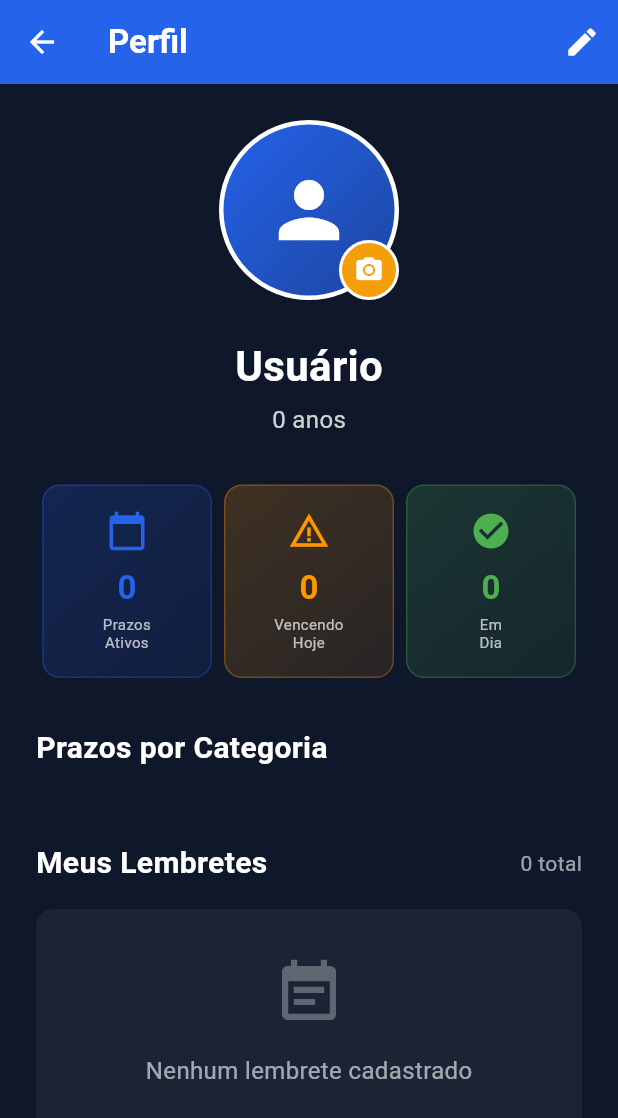
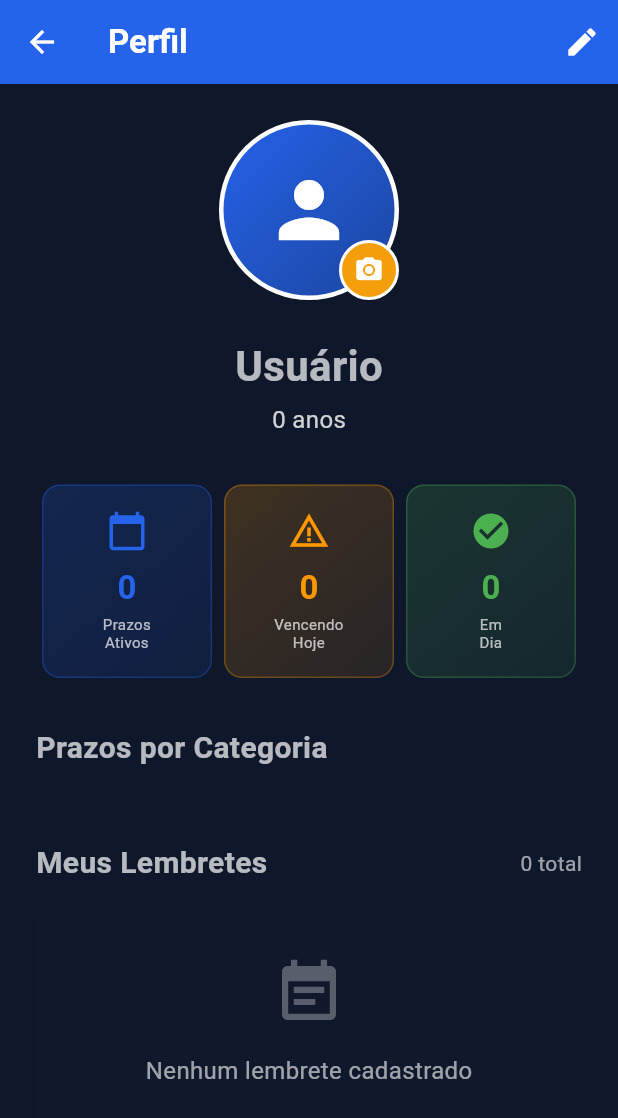
Before and after one commit to rondijr/lembra-vencimentos, a Flutter app: the ProfilePage screen opened by its route, on a phone screen of 412 x 824 dp. Shown: the top 1118 px of the screen. Run offline on Flutter 3.47's test engine with Material 3 defaults, Android fonts, the light colour scheme and no system bars; our stand-ins replace dots_indicator, flutter_dotenv, flutter_local_notifications, image_picker, logger, shared_preferences and 2 more; accounts and stored records are empty.

```diff
--- a/lib/core/utils/categories.dart
+++ b/lib/core/utils/categories.dart
@@ -70,7 +70,7 @@ class Categories {
     subcategories: [
       'Licenciamento',
       'Revisão',
-      'Seguro',
+      'Seguro Auto',
       'IPVA',
       'Vistoria',
       'Outros'
@@ -116,7 +116,7 @@ class Categories {
       'Vacinação',
       'Vermífugo',
       'Banho',
-      'Consulta',
+      'Consulta Veterinária',
       'Ração',
       'Outros'
     ],
--- a/lib/features/deadlines/presentation/pages/profile_page.dart
+++ b/lib/features/deadlines/presentation/pages/profile_page.dart
@@ -152,15 +152,18 @@ class _ProfilePageState extends State<ProfilePage> {
 
     final confirmed = await showDialog<bool>(
       context: context,
-      builder: (context) => AlertDialog(
-        backgroundColor: AppColors.slate,
-        title: const Text(
+      builder: (context) {
+        final bgColor = Theme.of(context).scaffoldBackgroundColor;
+        final textColor = Theme.of(context).textTheme.bodyLarge?.color ?? Colors.white;
+        return AlertDialog(
+          backgroundColor: bgColor,
+          title: Text(
             'Remover Foto',
-          style: TextStyle(color: Colors.white),
+            style: TextStyle(color: textColor),
           ),
-        content: const Text(
+          content: Text(
             'Deseja realmente remover sua foto de perfil?',
-          style: TextStyle(color: AppColors.onSlate),
+            style: TextStyle(color: textColor),
           ),
           actions: [
             TextButton(
@@ -173,7 +176,8 @@ class _ProfilePageState extends State<ProfilePage> {
               child: const Text('Remover'),
             ),
           ],
-      ),
+        );
+      },
     );
 
     if (confirmed == true) {
@@ -198,9 +202,10 @@ class _ProfilePageState extends State<ProfilePage> {
   }
 
   void _showPhotoOptions() {
+    final bgColor = Theme.of(context).scaffoldBackgroundColor;
     showModalBottomSheet(
       context: context,
-      backgroundColor: AppColors.slate,
+      backgroundColor: bgColor,
       builder: (context) => Container(
         padding: const EdgeInsets.all(16),
         child: Column(
@@ -248,9 +253,13 @@ class _ProfilePageState extends State<ProfilePage> {
 
   @override
   Widget build(BuildContext context) {
+    final bgColor = Theme.of(context).scaffoldBackgroundColor;
+    final textColor = Theme.of(context).textTheme.bodyLarge?.color ?? Colors.white;
+    final cardColor = Theme.of(context).cardColor;
+
     if (_isLoading) {
       return Scaffold(
-        backgroundColor: AppColors.slate,
+        backgroundColor: bgColor,
         appBar: AppBar(
           title: const Text('Perfil'),
           backgroundColor: AppColors.blue,
@@ -262,7 +271,7 @@ class _ProfilePageState extends State<ProfilePage> {
     }
 
     return Scaffold(
-      backgroundColor: AppColors.slate,
+      backgroundColor: bgColor,
       appBar: AppBar(
         title: const Text('Perfil'),
         backgroundColor: AppColors.blue,
@@ -393,10 +402,10 @@ class _ProfilePageState extends State<ProfilePage> {
                 children: [
                   Text(
                     _user?.name ?? 'Usuário',
-                    style: const TextStyle(
+                    style: TextStyle(
                       fontSize: 28,
                       fontWeight: FontWeight.bold,
-                      color: Colors.white,
+                      color: textColor,
                     ),
                   ),
                   const SizedBox(height: 4),
@@ -404,7 +413,7 @@ class _ProfilePageState extends State<ProfilePage> {
                     '${_user?.age ?? 0} anos',
                     style: TextStyle(
                       fontSize: 16,
-                      color: AppColors.onSlate.withValues(alpha: 0.8),
+                      color: textColor.withValues(alpha: 0.8),
                     ),
                   ),
                 ],
@@ -441,12 +450,12 @@ class _ProfilePageState extends State<ProfilePage> {
             const SizedBox(height: 32),
 
             // Prazos por Categoria
-            const Text(
+            Text(
               'Prazos por Categoria',
               style: TextStyle(
                 fontSize: 20,
                 fontWeight: FontWeight.bold,
-                color: Colors.white,
+                color: textColor,
               ),
             ),
 
@@ -460,19 +469,19 @@ class _ProfilePageState extends State<ProfilePage> {
             Row(
               mainAxisAlignment: MainAxisAlignment.spaceBetween,
               children: [
-                const Text(
+                Text(
                   'Meus Lembretes',
                   style: TextStyle(
                     fontSize: 20,
                     fontWeight: FontWeight.bold,
-                    color: Colors.white,
+                    color: textColor,
                   ),
                 ),
                 Text(
                   '${_deadlines.length} total',
                   style: TextStyle(
                     fontSize: 14,
-                    color: AppColors.onSlate.withValues(alpha: 0.6),
+                    color: textColor.withValues(alpha: 0.6),
                   ),
                 ),
               ],
@@ -485,7 +494,7 @@ class _ProfilePageState extends State<ProfilePage> {
               Container(
                 padding: const EdgeInsets.all(32),
                 decoration: BoxDecoration(
-                  color: Colors.white.withValues(alpha: 0.05),
+                  color: cardColor.withValues(alpha: 0.05),
                   borderRadius: BorderRadius.circular(12),
                 ),
                 child: Column(
@@ -493,13 +502,13 @@ class _ProfilePageState extends State<ProfilePage> {
                     Icon(
                       Icons.event_note,
                       size: 48,
-                      color: AppColors.onSlate.withValues(alpha: 0.3),
+                      color: textColor.withValues(alpha: 0.3),
                     ),
                     const SizedBox(height: 16),
                     Text(
                       'Nenhum lembrete cadastrado',
                       style: TextStyle(
-                        color: AppColors.onSlate.withValues(alpha: 0.6),
+                        color: textColor.withValues(alpha: 0.6),
                         fontSize: 16,
                       ),
                     ),
@@ -520,6 +529,7 @@ class _ProfilePageState extends State<ProfilePage> {
     required String value,
     required Color color,
   }) {
+    final textColor = Theme.of(context).textTheme.bodyLarge?.color ?? Colors.white;
     return Expanded(
       child: Container(
         margin: const EdgeInsets.symmetric(horizontal: 4),
@@ -557,7 +567,7 @@ class _ProfilePageState extends State<ProfilePage> {
               textAlign: TextAlign.center,
               style: TextStyle(
                 fontSize: 10,
-                color: AppColors.onSlate.withValues(alpha: 0.7),
+                color: textColor.withValues(alpha: 0.7),
                 height: 1.2,
               ),
             ),
@@ -568,6 +578,7 @@ class _ProfilePageState extends State<ProfilePage> {
   }
 
   Widget _buildDeadlineCard(Deadline deadline) {
+    final textColor = Theme.of(context).textTheme.bodyLarge?.color ?? Colors.white;
     final now = DateTime.now();
     final difference = deadline.date.difference(now).inDays;
 
@@ -634,10 +645,10 @@ class _ProfilePageState extends State<ProfilePage> {
               children: [
                 Text(
                   deadline.title,
-                  style: const TextStyle(
+                  style: TextStyle(
                     fontSize: 16,
                     fontWeight: FontWeight.bold,
-                    color: Colors.white,
+                    color: textColor,
                   ),
                 ),
                 const SizedBox(height: 4),
@@ -692,6 +703,8 @@ class _ProfilePageState extends State<ProfilePage> {
   }
 
   List<Widget> _buildCategoryStats() {
+    final textColor = Theme.of(context).textTheme.bodyLarge?.color ?? Colors.white;
+    final cardColor = Theme.of(context).cardColor;
     if (_deadlines.isEmpty) return [];
 
     // Agrupar prazos por categoria
@@ -748,10 +761,10 @@ class _ProfilePageState extends State<ProfilePage> {
                 children: [
                   Text(
                     cat.name,
-                    style: const TextStyle(
+                    style: TextStyle(
                       fontSize: 16,
                       fontWeight: FontWeight.bold,
-                      color: Colors.white,
+                      color: textColor,
                     ),
                   ),
                   const SizedBox(height: 4),
@@ -761,7 +774,7 @@ class _ProfilePageState extends State<ProfilePage> {
                           child: Container(
                             height: 6,
                             decoration: BoxDecoration(
-                            color: Colors.white.withValues(alpha: 0.1),
+                              color: cardColor.withValues(alpha: 0.1),
                               borderRadius: BorderRadius.circular(3),
                             ),
                           child: FractionallySizedBox(
```
Also changed, not shown: lib/features/categories/presentation/pages/category_list_page.dart (+10 -2 lines), lib/features/deadlines/presentation/pages/add_deadline_page.dart (+21 -17 lines), lib/features/deadlines/presentation/pages/clear_data_page.dart (+21 -14 lines), lib/features/deadlines/presentation/pages/edit_profile_page.dart (+16 -12 lines), lib/features/deadlines/presentation/pages/home_screen.dart (+76 -0 lines), lib/features/deadlines/presentation/widgets/deadline_list_item.dart (+11 -9 lines), 1 other file. Lines whose indentation alone changed are shown as unchanged.
